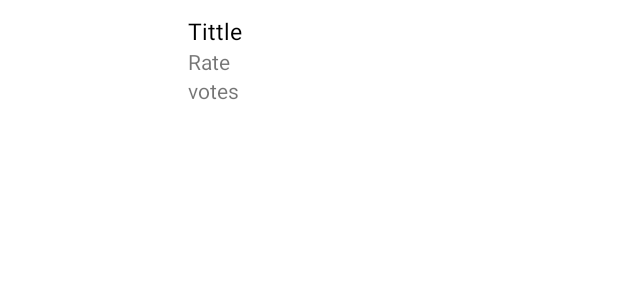
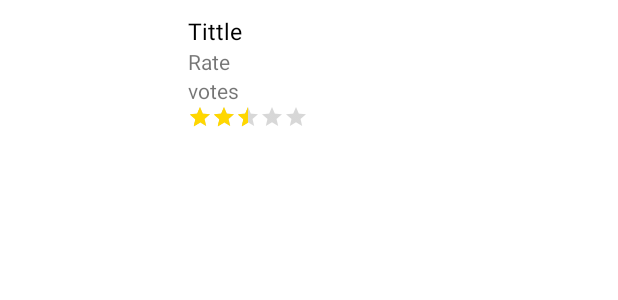
Before and after one commit to ledongphuong/ReviewFilm, an Android app: the layout item_film.xml on its own in the app's theme, with its tools: preview values and no code run, on a phone screen of 412 x 824 dp. Shown: the top 300 px of the screen. Run offline under Robolectric (Android 15) with nearby library versions, the phone set to English and light mode, and no system bars.

```diff
--- a/app/src/main/java/com/example/myapplicationbot/view/recycleview/FilmAdapter.java
+++ b/app/src/main/java/com/example/myapplicationbot/view/recycleview/FilmAdapter.java
@@ -81,6 +81,7 @@ public class FilmAdapter extends RecyclerView.Adapter<RecyclerView.ViewHolder> {
             binding.tvTitle.setText(itemFilm.getTitle());
             binding.tvRate.setText(itemView.getContext().getString(R.string.max_rate, itemFilm.getVoteAverage()));
             binding.tvVotes.setText(itemView.getContext().getString(R.string.votes, itemFilm.getVoteCount()));
+            binding.rbRate.setRating(itemFilm.getVoteAverage()/10*5);
             itemView.setOnClickListener(new View.OnClickListener() {
                 @Override
                 public void onClick(View v) {
--- a/app/src/main/res/layout/activity_detail.xml
+++ b/app/src/main/res/layout/activity_detail.xml
@@ -8,7 +8,8 @@
     <ImageView
         android:id="@+id/ivBackDetail"
         android:layout_width="match_parent"
-        android:layout_height="215dp"
+        android:layout_height="216dp"
+        app:layout_constraintEnd_toEndOf="parent"
         app:layout_constraintStart_toStartOf="parent"
         app:layout_constraintTop_toTopOf="parent" />
 
--- a/app/src/main/res/layout/item_film.xml
+++ b/app/src/main/res/layout/item_film.xml
@@ -9,44 +9,57 @@
         android:id="@+id/ivImage"
         android:layout_width="100dp"
         android:layout_height="150dp"
+        android:layout_marginStart="10dp"
+        android:layout_marginTop="10dp"
         android:layout_marginBottom="10dp"
-        android:layout_marginTop="10dp"
         android:scaleType="centerCrop"
-        android:layout_marginStart="10dp"
         app:layout_constraintBottom_toBottomOf="parent"
         app:layout_constraintStart_toStartOf="parent"
         app:layout_constraintTop_toTopOf="parent" />
 
     <TextView
-        tools:text="Tittle"
-        android:textSize="15sp"
-        android:textColor="@color/black"
         android:id="@+id/tvTitle"
-        android:layout_width="170dp"
+        android:layout_width="200dp"
         android:layout_height="wrap_content"
         android:layout_marginStart="15dp"
         android:layout_marginTop="10dp"
+        android:textColor="@color/black"
+        android:textSize="15sp"
         app:layout_constraintStart_toEndOf="@+id/ivImage"
-        app:layout_constraintTop_toTopOf="parent" />
+        app:layout_constraintTop_toTopOf="parent"
+        tools:text="Tittle" />
 
     <TextView
         android:id="@+id/tvRate"
-        android:layout_width="170dp"
+        android:layout_width="200dp"
         android:layout_height="wrap_content"
         android:layout_marginStart="15dp"
-        tools:text="Rate"
         app:layout_constraintStart_toEndOf="@+id/ivImage"
-        app:layout_constraintTop_toBottomOf="@+id/tvTitle" />
+        app:layout_constraintTop_toBottomOf="@+id/tvTitle"
+        tools:text="Rate" />
 
     <TextView
         android:id="@+id/tvVotes"
-        android:layout_width="170dp"
+        android:layout_width="200dp"
         android:layout_height="wrap_content"
         android:layout_marginStart="15dp"
-        tools:text="votes"
         app:layout_constraintStart_toEndOf="@+id/ivImage"
         app:layout_constraintTop_toBottomOf="@+id/tvRate"
-        />
+        tools:text="votes" />
+
+    <RatingBar
+        android:id="@+id/rbRate"
+        style="@style/Widget.AppCompat.RatingBar.Small"
+        android:layout_width="wrap_content"
+        android:layout_height="wrap_content"
+        android:layout_marginStart="15dp"
+        android:numStars="5"
+        android:progressTint="@color/colorYellow"
+        android:rating="2.5"
+        android:secondaryProgressTint="@color/colorYellow"
+        android:stepSize="0.05"
+        app:layout_constraintStart_toEndOf="@+id/ivImage"
+        app:layout_constraintTop_toBottomOf="@+id/tvVotes" />
 
 
 </androidx.constraintlayout.widget.ConstraintLayout>
--- a/app/src/main/res/values/colors.xml
+++ b/app/src/main/res/values/colors.xml
@@ -8,4 +8,5 @@
     <color name="black">#FF000000</color>
     <color name="white">#FFFFFFFF</color>
     <color name="colorRed">#B22222</color>
+    <color name="colorYellow">#FFD700</color>
 </resources>
```
Also changed, not shown: app/build.gradle (+14 -3 lines), app/src/main/java/com/example/myapplicationbot/di/AppModule.java (+2 -5 lines), app/src/main/java/com/example/myapplicationbot/model/entities/ResultListI.java (deleted, +0 -15 lines), app/src/main/java/com/example/myapplicationbot/model/localRepository/LocalFilmRepository.java (+10 -55 lines), app/src/main/java/com/example/myapplicationbot/model/room/FilmDAO.java (+6 -5 lines), app/src/main/java/com/example/myapplicationbot/view/DetailActivity.java (+4 -4 lines), app/src/main/java/com/example/myapplicationbot/view/WatchingActivity.java (+17 -1 lines), app/src/main/java/com/example/myapplicationbot/view/favourites/FavouritesFragment.java (+9 -2 lines), app/src/main/java/com/example/myapplicationbot/view/nowplaying/NowPlayingFragment.java (+10 -5 lines), app/src/main/java/com/example/myapplicationbot/view/popular/PopularFragment.java (+9 -0 lines), app/src/main/java/com/example/myapplicationbot/view/toprated/TopRatedFragment.java (+9 -0 lines), app/src/main/java/com/example/myapplicationbot/viewmodel/DetailViewModel.java (+30 -37 lines), app/src/main/java/com/example/myapplicationbot/viewmodel/FavouriteViewModel.java (+14 -15 lines), app/src/main/res/drawable/recycler_view_divider.xml (added, +10 -0 lines).
